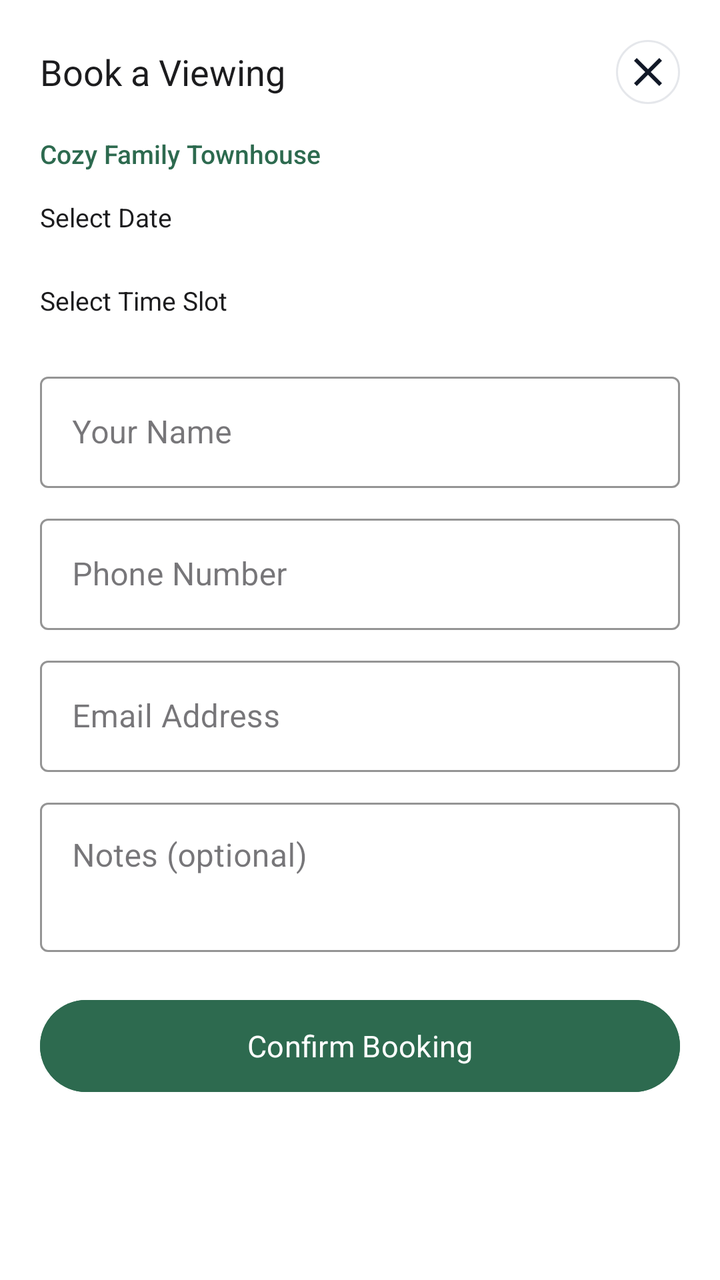
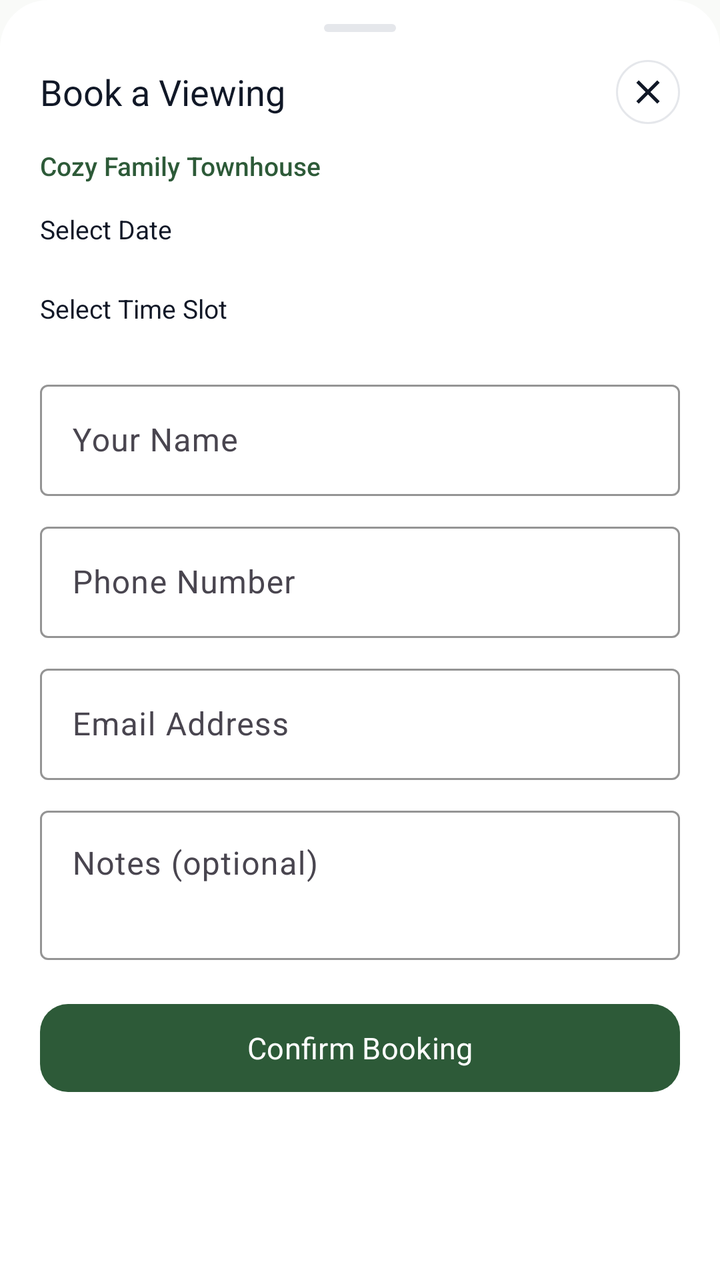

An Android layout rendered at two revisions. The XML below is the earlier revision; the diff shows what the commit changed to produce the second picture.
<!-- AndroidManifest.xml: application theme Theme.EStateFlow -->
<!-- res/layout/dialog_booking.xml -->
<?xml version="1.0" encoding="utf-8"?>
<LinearLayout
    xmlns:android="http://schemas.android.com/apk/res/android"
    xmlns:app="http://schemas.android.com/apk/res-auto"
    android:layout_width="match_parent"
    android:layout_height="wrap_content"
    android:orientation="vertical"
    android:background="#FFFFFF"
    android:padding="20dp">

    
    <LinearLayout
        android:layout_width="match_parent"
        android:layout_height="wrap_content"
        android:orientation="horizontal"
        android:gravity="center_vertical"
        android:layout_marginBottom="16dp">

        <TextView
            android:layout_width="0dp"
            android:layout_height="wrap_content"
            android:layout_weight="1"
            android:text="Book a Viewing"
            android:textSize="18sp"
            android:fontFamily="sans-serif-bold"
            android:textColor="#1C1C1E" />

        <ImageView
            android:id="@+id/btnCloseBooking"
            android:layout_width="32dp"
            android:layout_height="32dp"
            android:src="@drawable/ic_close"
            android:padding="4dp"
            android:background="@drawable/bg_icon_button" />
    </LinearLayout>

    
    <TextView
        android:id="@+id/txtBookingPropertyTitle"
        android:layout_width="wrap_content"
        android:layout_height="wrap_content"
        android:textSize="13sp"
        android:textColor="#2D6A4F"
        android:fontFamily="sans-serif-medium"
        android:layout_marginBottom="14dp"
        android:text="Cozy Family Townhouse" />

    
    <TextView
        android:layout_width="wrap_content"
        android:layout_height="wrap_content"
        android:text="Select Date"
        android:textSize="13sp"
        android:fontFamily="sans-serif-bold"
        android:textColor="#1C1C1E"
        android:layout_marginBottom="8dp" />

    
    <HorizontalScrollView
        android:layout_width="match_parent"
        android:layout_height="wrap_content"
        android:scrollbars="none"
        android:layout_marginBottom="16dp">

        <LinearLayout
            android:id="@+id/layoutDateChips"
            android:layout_width="wrap_content"
            android:layout_height="wrap_content"
            android:orientation="horizontal" />
    </HorizontalScrollView>

    
    <TextView
        android:layout_width="wrap_content"
        android:layout_height="wrap_content"
        android:text="Select Time Slot"
        android:textSize="13sp"
        android:fontFamily="sans-serif-bold"
        android:textColor="#1C1C1E"
        android:layout_marginBottom="8dp" />

    
    <HorizontalScrollView
        android:layout_width="match_parent"
        android:layout_height="wrap_content"
        android:scrollbars="none"
        android:layout_marginBottom="16dp">

        <LinearLayout
            android:id="@+id/layoutTimeChips"
            android:layout_width="wrap_content"
            android:layout_height="wrap_content"
            android:orientation="horizontal" />
    </HorizontalScrollView>

    
    <com.google.android.material.textfield.TextInputLayout
        android:layout_width="match_parent"
        android:layout_height="wrap_content"
        android:hint="Your Name"
        style="@style/Widget.MaterialComponents.TextInputLayout.OutlinedBox"
        android:layout_marginBottom="10dp"
        app:boxStrokeColor="#C8C4B8">

        <com.google.android.material.textfield.TextInputEditText
            android:id="@+id/edtBookingName"
            android:layout_width="match_parent"
            android:layout_height="wrap_content"
            android:inputType="textPersonName" />
    </com.google.android.material.textfield.TextInputLayout>

    
    <com.google.android.material.textfield.TextInputLayout
        android:layout_width="match_parent"
        android:layout_height="wrap_content"
        android:hint="Phone Number"
        style="@style/Widget.MaterialComponents.TextInputLayout.OutlinedBox"
        android:layout_marginBottom="10dp"
        app:boxStrokeColor="#C8C4B8">

        <com.google.android.material.textfield.TextInputEditText
            android:id="@+id/edtBookingPhone"
            android:layout_width="match_parent"
            android:layout_height="wrap_content"
            android:inputType="phone" />
    </com.google.android.material.textfield.TextInputLayout>

    
    <com.google.android.material.textfield.TextInputLayout
        android:layout_width="match_parent"
        android:layout_height="wrap_content"
        android:hint="Email Address"
        style="@style/Widget.MaterialComponents.TextInputLayout.OutlinedBox"
        android:layout_marginBottom="10dp"
        app:boxStrokeColor="#C8C4B8">

        <com.google.android.material.textfield.TextInputEditText
            android:id="@+id/edtBookingEmail"
            android:layout_width="match_parent"
            android:layout_height="wrap_content"
            android:inputType="textEmailAddress" />
    </com.google.android.material.textfield.TextInputLayout>

    
    <com.google.android.material.textfield.TextInputLayout
        android:layout_width="match_parent"
        android:layout_height="wrap_content"
        android:hint="Notes (optional)"
        style="@style/Widget.MaterialComponents.TextInputLayout.OutlinedBox"
        android:layout_marginBottom="20dp"
        app:boxStrokeColor="#C8C4B8">

        <com.google.android.material.textfield.TextInputEditText
            android:id="@+id/edtBookingNotes"
            android:layout_width="match_parent"
            android:layout_height="wrap_content"
            android:inputType="textMultiLine"
            android:minLines="2"
            android:maxLines="4"
            android:gravity="top" />
    </com.google.android.material.textfield.TextInputLayout>

    
    <com.google.android.material.button.MaterialButton
        android:id="@+id/btnConfirmBooking"
        android:layout_width="match_parent"
        android:layout_height="54dp"
        android:backgroundTint="#2D6A4F"
        android:text="Confirm Booking"
        android:textColor="#FFFFFF"
        android:textSize="15sp"
        android:fontFamily="sans-serif-bold" />

</LinearLayout>
<!-- resources referenced by this layout -->
<resources>
  <!-- drawable bg_icon_button (drawable) -->
  <shape xmlns:android="http://schemas.android.com/apk/res/android"
      android:shape="oval">
    <solid android:color="@color/surface_card" />
    <stroke
        android:width="1dp"
        android:color="@color/border_subtle" />
  </shape>
  <!-- drawable ic_close (drawable) -->
  <vector xmlns:android="http://schemas.android.com/apk/res/android"
      android:width="24dp"
      android:height="24dp"
      android:viewportWidth="24"
      android:viewportHeight="24">
    <path
        android:fillColor="@color/text_primary"
        android:pathData="M19,6.41L17.59,5 12,10.59 6.41,5 5,6.41 10.59,12 5,17.59 6.41,19 12,13.41 17.59,19 19,17.59 13.41,12z"/>
  </vector>
  <style name="Theme.EStateFlow" parent="Base.Theme.EStateFlow" />
  <color name="surface_card">#FFFFFF</color>
  <color name="border_subtle">#E5E7EB</color>
  <color name="text_primary">#111827</color>
  <style name="Base.Theme.EStateFlow" parent="Theme.Material3.DayNight.NoActionBar">
          <item name="colorPrimary">@color/primary_green</item>
          <item name="colorOnPrimary">@color/white</item>
          <item name="colorPrimaryContainer">@color/primary_green_container</item>
          <item name="colorSecondary">@color/primary_green_light</item>
          <item name="android:windowBackground">@color/bg_page</item>
          <item name="android:statusBarColor">@color/bg_page</item>
          <item name="android:windowLightStatusBar">true</item>
      </style>
  <color name="primary_green">#2D5A38</color>
  <color name="white">#FFFFFFFF</color>
  <color name="primary_green_container">#EDF4ED</color>
  <color name="primary_green_light">#437A52</color>
  <color name="bg_page">#F9FAF8</color>
</resources>

<!-- the commit's change to res/layout/dialog_booking.xml (unified diff, before → after) -->
@@ -5,8 +5,19 @@
     android:layout_width="match_parent"
     android:layout_height="wrap_content"
     android:orientation="vertical"
-    android:background="#FFFFFF"
-    android:padding="20dp">
+    android:background="@drawable/bg_bottom_sheet_dialog"
+    android:paddingStart="20dp"
+    android:paddingTop="12dp"
+    android:paddingEnd="20dp"
+    android:paddingBottom="24dp">
+
+    
+    <View
+        android:layout_width="36dp"
+        android:layout_height="4dp"
+        android:layout_gravity="center_horizontal"
+        android:layout_marginBottom="14dp"
+        android:background="@drawable/bg_drag_handle" />
 
     
     <LinearLayout
@@ -14,7 +25,7 @@
         android:layout_height="wrap_content"
         android:orientation="horizontal"
         android:gravity="center_vertical"
-        android:layout_marginBottom="16dp">
+        android:layout_marginBottom="12dp">
 
         <TextView
             android:layout_width="0dp"
@@ -23,15 +34,16 @@
             android:text="Book a Viewing"
             android:textSize="18sp"
             android:fontFamily="sans-serif-bold"
-            android:textColor="#1C1C1E" />
+            android:textColor="@color/text_primary" />
 
         <ImageView
             android:id="@+id/btnCloseBooking"
             android:layout_width="32dp"
             android:layout_height="32dp"
             android:src="@drawable/ic_close"
-            android:padding="4dp"
-            android:background="@drawable/bg_icon_button" />
+            android:padding="6dp"
+            android:background="@drawable/bg_icon_button"
+            android:contentDescription="Close" />
     </LinearLayout>
 
     
@@ -40,7 +52,7 @@
         android:layout_width="wrap_content"
         android:layout_height="wrap_content"
         android:textSize="13sp"
-        android:textColor="#2D6A4F"
+        android:textColor="@color/primary_green"
         android:fontFamily="sans-serif-medium"
         android:layout_marginBottom="14dp"
         android:text="Cozy Family Townhouse" />
@@ -52,7 +64,7 @@
         android:text="Select Date"
         android:textSize="13sp"
         android:fontFamily="sans-serif-bold"
-        android:textColor="#1C1C1E"
+        android:textColor="@color/text_primary"
         android:layout_marginBottom="8dp" />
 
     
@@ -60,7 +72,7 @@
         android:layout_width="match_parent"
         android:layout_height="wrap_content"
         android:scrollbars="none"
-        android:layout_marginBottom="16dp">
+        android:layout_marginBottom="14dp">
 
         <LinearLayout
             android:id="@+id/layoutDateChips"
@@ -76,7 +88,7 @@
         android:text="Select Time Slot"
         android:textSize="13sp"
         android:fontFamily="sans-serif-bold"
-        android:textColor="#1C1C1E"
+        android:textColor="@color/text_primary"
         android:layout_marginBottom="8dp" />
 
     
@@ -95,65 +107,69 @@
 
     
     <com.google.android.material.textfield.TextInputLayout
+        style="@style/Widget.Material3.TextInputLayout.OutlinedBox"
         android:layout_width="match_parent"
         android:layout_height="wrap_content"
         android:hint="Your Name"
-        style="@style/Widget.MaterialComponents.TextInputLayout.OutlinedBox"
         android:layout_marginBottom="10dp"
-        app:boxStrokeColor="#C8C4B8">
+        app:boxStrokeColor="@color/primary_green">
 
         <com.google.android.material.textfield.TextInputEditText
             android:id="@+id/edtBookingName"
             android:layout_width="match_parent"
             android:layout_height="wrap_content"
+            android:textColor="@color/text_primary"
             android:inputType="textPersonName" />
     </com.google.android.material.textfield.TextInputLayout>
 
     
     <com.google.android.material.textfield.TextInputLayout
+        style="@style/Widget.Material3.TextInputLayout.OutlinedBox"
         android:layout_width="match_parent"
         android:layout_height="wrap_content"
         android:hint="Phone Number"
-        style="@style/Widget.MaterialComponents.TextInputLayout.OutlinedBox"
         android:layout_marginBottom="10dp"
-        app:boxStrokeColor="#C8C4B8">
+        app:boxStrokeColor="@color/primary_green">
 
         <com.google.android.material.textfield.TextInputEditText
             android:id="@+id/edtBookingPhone"
             android:layout_width="match_parent"
             android:layout_height="wrap_content"
+            android:textColor="@color/text_primary"
             android:inputType="phone" />
     </com.google.android.material.textfield.TextInputLayout>
 
     
     <com.google.android.material.textfield.TextInputLayout
+        style="@style/Widget.Material3.TextInputLayout.OutlinedBox"
         android:layout_width="match_parent"
         android:layout_height="wrap_content"
         android:hint="Email Address"
-        style="@style/Widget.MaterialComponents.TextInputLayout.OutlinedBox"
         android:layout_marginBottom="10dp"
-        app:boxStrokeColor="#C8C4B8">
+        app:boxStrokeColor="@color/primary_green">
 
         <com.google.android.material.textfield.TextInputEditText
             android:id="@+id/edtBookingEmail"
             android:layout_width="match_parent"
             android:layout_height="wrap_content"
+            android:textColor="@color/text_primary"
             android:inputType="textEmailAddress" />
     </com.google.android.material.textfield.TextInputLayout>
 
     
     <com.google.android.material.textfield.TextInputLayout
+        style="@style/Widget.Material3.TextInputLayout.OutlinedBox"
         android:layout_width="match_parent"
         android:layout_height="wrap_content"
         android:hint="Notes (optional)"
-        style="@style/Widget.MaterialComponents.TextInputLayout.OutlinedBox"
-        android:layout_marginBottom="20dp"
-        app:boxStrokeColor="#C8C4B8">
+        android:layout_marginBottom="18dp"
+        app:boxStrokeColor="@color/primary_green">
 
         <com.google.android.material.textfield.TextInputEditText
             android:id="@+id/edtBookingNotes"
             android:layout_width="match_parent"
             android:layout_height="wrap_content"
+            android:textColor="@color/text_primary"
             android:inputType="textMultiLine"
             android:minLines="2"
             android:maxLines="4"
@@ -163,11 +179,13 @@
     
     <com.google.android.material.button.MaterialButton
         android:id="@+id/btnConfirmBooking"
+        style="@style/Widget.Material3.Button"
         android:layout_width="match_parent"
-        android:layout_height="54dp"
-        android:backgroundTint="#2D6A4F"
+        android:layout_height="52dp"
+        app:backgroundTint="@color/primary_green"
+        app:cornerRadius="14dp"
         android:text="Confirm Booking"
-        android:textColor="#FFFFFF"
+        android:textColor="@color/white"
         android:textSize="15sp"
         android:fontFamily="sans-serif-bold" />
 
<!-- resource entries referenced after the edit -->
@@ -33,6 +33,27 @@
       </style>
   <color name="primary_green">#2D5A38</color>
   <color name="white">#FFFFFFFF</color>
+  <!-- drawable bg_bottom_sheet_dialog (drawable) -->
+  <?xml version="1.0" encoding="utf-8"?>
+  <shape xmlns:android="http://schemas.android.com/apk/res/android"
+      android:shape="rectangle">
+      <solid android:color="@color/surface_card" />
+      <corners
+          android:topLeftRadius="24dp"
+          android:topRightRadius="24dp"
+          android:bottomLeftRadius="0dp"
+          android:bottomRightRadius="0dp" />
+  </shape>
+  <!-- drawable bg_drag_handle (drawable) -->
+  <?xml version="1.0" encoding="utf-8"?>
+  <shape xmlns:android="http://schemas.android.com/apk/res/android"
+      android:shape="rectangle">
+      <solid android:color="@color/border_subtle" />
+      <corners android:radius="3dp" />
+      <size
+          android:width="36dp"
+          android:height="4dp" />
+  </shape>
   <color name="primary_green_container">#EDF4ED</color>
   <color name="primary_green_light">#437A52</color>
   <color name="bg_page">#F9FAF8</color>
